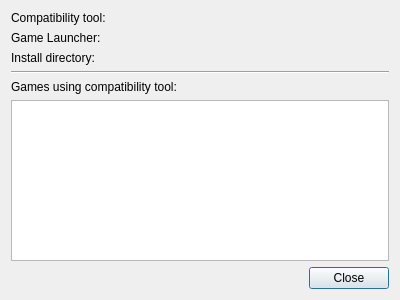
The window that share/pupgui2/ui/pupgui2_ctinfodialog.ui (DavidoTek/ProtonUp-Qt) describes before a commit, drawn with Qt 5.
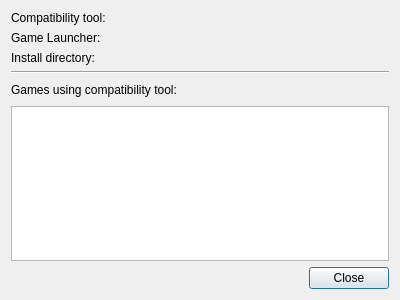
The same window after the commit. Icons and pictures are not drawn.

Diff of the .ui file:
```diff
--- a/share/pupgui2/ui/pupgui2_ctinfodialog.ui
+++ b/share/pupgui2/ui/pupgui2_ctinfodialog.ui
@@ -87,6 +87,19 @@
        </property>
       </widget>
      </item>
+     <item>
+      <spacer name="horizontalSpacer_2">
+       <property name="orientation">
+        <enum>Qt::Horizontal</enum>
+       </property>
+       <property name="sizeHint" stdset="0">
+        <size>
+         <width>40</width>
+         <height>20</height>
+        </size>
+       </property>
+      </spacer>
+     </item>
     </layout>
    </item>
    <item>
```
